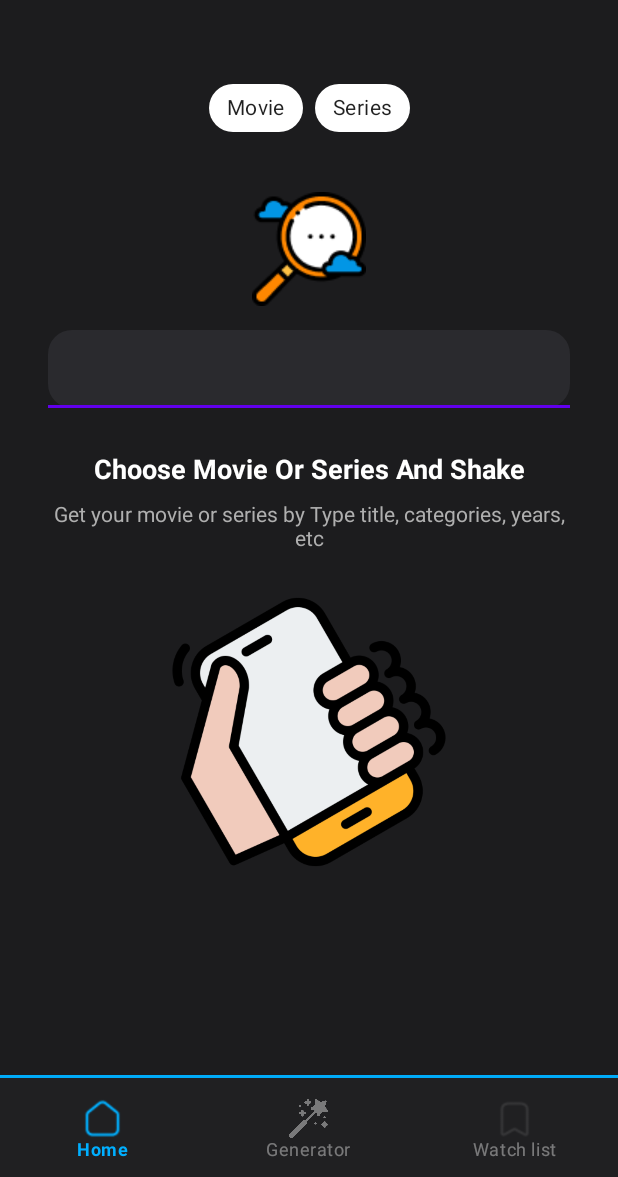
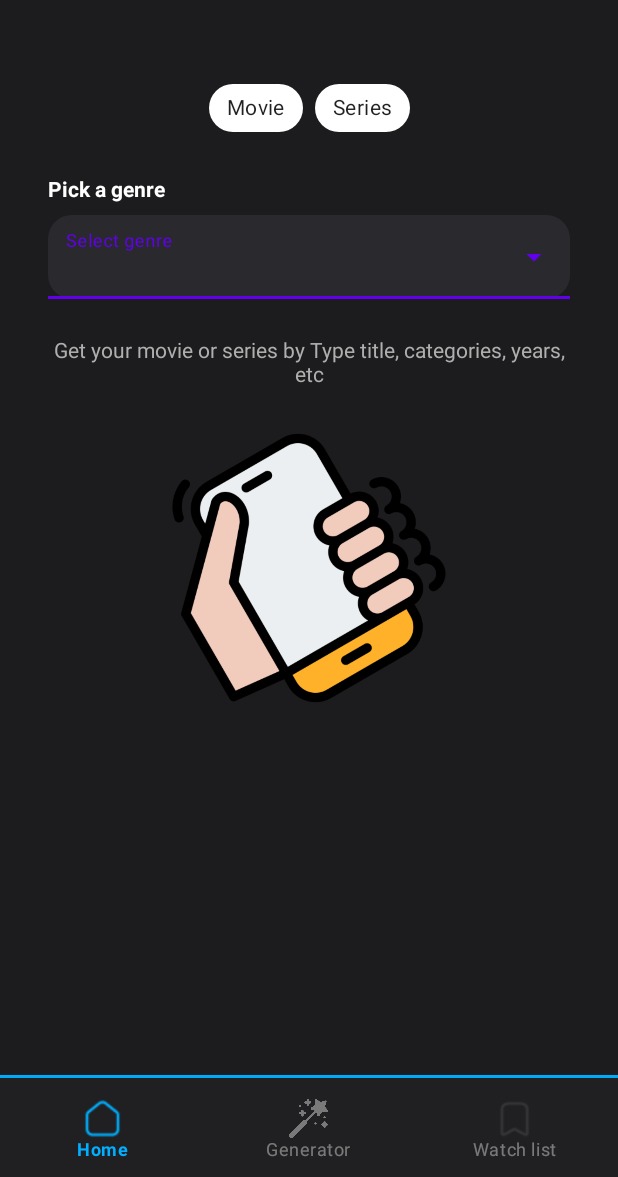
Before and after one commit to bochengpeng/magic_wand, an Android app: the screen it shows after launch (GeneratorActivity), on a phone screen of 412 x 824 dp, the part 59-1236 px from its top. Run offline under Robolectric (Android 15) with nearby library versions, the phone set to English and light mode, and no system bars.

Commit message:
front-end layout adjust

```diff
--- a/MagicWandApp/app/src/main/AndroidManifest.xml
+++ b/MagicWandApp/app/src/main/AndroidManifest.xml
@@ -4,6 +4,7 @@
 
     <uses-permission android:name="android.permission.POST_NOTIFICATIONS" tools:targetApi="33" />
     <uses-permission android:name="android.permission.INTERNET" />
+    <uses-permission android:name="android.permission.VIBRATE" />
 
     <application
         android:allowBackup="true"
@@ -17,9 +18,7 @@
 
         <!-- GeneratorActivity as launcher -->
         <activity android:name=".ResultsActivity" />
-        <activity
-            android:name=".GeneratorActivity"
-            android:exported="true">
+        <activity android:name=".GeneratorActivity" android:exported="true">
             <intent-filter>
                 <action android:name="android.intent.action.MAIN"/>
                 <category android:name="android.intent.category.LAUNCHER"/>
--- a/MagicWandApp/app/src/main/java/com/example/magicwand/ApiModule.kt
+++ b/MagicWandApp/app/src/main/java/com/example/magicwand/ApiModule.kt
@@ -18,7 +18,7 @@ object ApiModule {
         })
         .build()
 
-    // ✅ Create Moshi with the Kotlin adapter
+    // Create Moshi with the Kotlin adapter
     private val moshi = Moshi.Builder()
         .add(KotlinJsonAdapterFactory())
         .build()
--- a/MagicWandApp/app/src/main/java/com/example/magicwand/GeneratorActivity.kt
+++ b/MagicWandApp/app/src/main/java/com/example/magicwand/GeneratorActivity.kt
@@ -10,6 +10,7 @@ import android.hardware.SensorManager
 import android.os.Build
 import android.os.Bundle
 import android.util.Log
+import android.widget.ArrayAdapter
 import android.widget.Toast
 import androidx.activity.result.contract.ActivityResultContracts
 import androidx.appcompat.app.AppCompatActivity
@@ -34,6 +35,11 @@ class GeneratorActivity : AppCompatActivity() {
         super.onCreate(savedInstanceState)
         setContentView(R.layout.activity_home)
 
+        val genreDropdown = findViewById<com.google.android.material.textfield.MaterialAutoCompleteTextView>(R.id.genreDropdown)
+        val genres = resources.getStringArray(R.array.genres_display)
+        val adapter = ArrayAdapter(this, android.R.layout.simple_list_item_1, genres)
+        genreDropdown.setAdapter(adapter)
+
         sensorManager = getSystemService(SENSOR_SERVICE) as SensorManager
         accelSensor = sensorManager.getDefaultSensor(Sensor.TYPE_ACCELEROMETER)
 
@@ -57,7 +63,10 @@ class GeneratorActivity : AppCompatActivity() {
 
         // Create the listener here (no self-reference in a property initializer)
         shakeListener = ShakeListener(
-            onShake = { handleShake() },
+            onShake = {
+                handleShake()
+                Haptics.shakePulse(this@GeneratorActivity)
+                      },
             threshold = 10f,
             cooldownMs = 800L
         )
@@ -83,7 +92,8 @@ class GeneratorActivity : AppCompatActivity() {
 
         lifecycleScope.launch {
             try {
-                val resp = ApiModule.tmdb.getPopularMovies()
+                val randomPage = (1..100).random()
+                val resp = ApiModule.tmdb.getPopularMovies(randomPage)
                 val movie = resp.results.randomOrNull() ?: run {
                     Toast.makeText(this@GeneratorActivity, "No movie found. Try again.", Toast.LENGTH_SHORT).show()
                     isLaunching = false
--- a/MagicWandApp/app/src/main/java/com/example/magicwand/TmdbApi.kt
+++ b/MagicWandApp/app/src/main/java/com/example/magicwand/TmdbApi.kt
@@ -25,14 +25,14 @@ data class Movie(
 interface TmdbApi {
     @GET("movie/popular")
     suspend fun getPopularMovies(
-        @Query("page") page: Int = 1,
+        @Query("page") page: Int = 100,
         @Query("language") language: String = "en-UK"
     ): DiscoverResp
 
     @GET("search/movie")
     suspend fun searchMovies(
         @Query("query") query:String,
-        @Query("page") page:Int = 1,
+        @Query("page") page:Int = 100,
         @Query("language") language:String = "en-UK",
         @Query("include_adult") includeAdult:Boolean = true
     ): DiscoverResp
--- a/MagicWandApp/app/src/main/res/color/bottom_nav_selector.xml
+++ /dev/null
@@ -1,4 +0,0 @@
-<?xml version="1.0" encoding="utf-8"?>
-<selector xmlns:android="http://schemas.android.com/apk/res/android">
-
-</selector>
--- a/MagicWandApp/app/src/main/res/layout/common_bottom_nav.xml
+++ b/MagicWandApp/app/src/main/res/layout/common_bottom_nav.xml
@@ -29,4 +29,5 @@
         app:layout_constraintStart_toStartOf="parent"
         app:layout_constraintEnd_toEndOf="parent"
         app:layout_constraintBottom_toBottomOf="parent"/>
+
 </merge>
--- a/MagicWandApp/app/src/main/res/layout/common_header.xml
+++ b/MagicWandApp/app/src/main/res/layout/common_header.xml
@@ -27,4 +27,5 @@
         app:layout_constraintTop_toTopOf="parent"
         app:layout_constraintStart_toStartOf="parent"
         app:layout_constraintEnd_toEndOf="parent"/>
+
 </merge>
--- a/MagicWandApp/app/src/main/res/layout/section_generator.xml
+++ b/MagicWandApp/app/src/main/res/layout/section_generator.xml
@@ -2,6 +2,7 @@
 <androidx.constraintlayout.widget.ConstraintLayout
     xmlns:android="http://schemas.android.com/apk/res/android"
     xmlns:app="http://schemas.android.com/apk/res-auto"
+    xmlns:tools="http://schemas.android.com/tools"
     android:layout_width="match_parent"
     android:layout_height="wrap_content"
     android:paddingStart="16dp"
@@ -41,74 +42,60 @@
             app:chipBackgroundColor="@drawable/toggle_chip_bg" />
     </com.google.android.material.chip.ChipGroup>
 
-    <!-- Search Illustration -->
-    <ImageView
-        android:id="@+id/illustrationSearch"
-        android:layout_width="wrap_content"
+    <!-- Genre Dropdown Section -->
+    <TextView
+        android:id="@+id/labelGenres"
+        android:layout_width="0dp"
         android:layout_height="wrap_content"
-        android:layout_marginTop="32dp"
-        android:contentDescription="@string/search"
-        android:scaleType="fitCenter"
+        android:layout_marginTop="20dp"
+        android:text="@string/pick_genre"
+        android:textColor="@android:color/white"
+        android:textStyle="bold"
         app:layout_constraintTop_toBottomOf="@id/toggleGroup"
         app:layout_constraintStart_toStartOf="parent"
-        app:layout_constraintEnd_toEndOf="parent"
-        app:srcCompat="@drawable/ic_search_glass" />
+        app:layout_constraintEnd_toEndOf="parent" />
 
-    <!-- Search Field -->
     <com.google.android.material.textfield.TextInputLayout
-        android:id="@+id/searchLayout"
-        style="@style/Widget.MaterialComponents.TextInputLayout.FilledBox"
+        android:id="@+id/genreDropdownLayout"
+        style="@style/Widget.MaterialComponents.TextInputLayout.FilledBox.ExposedDropdownMenu"
         android:layout_width="0dp"
         android:layout_height="wrap_content"
-        android:layout_marginTop="16dp"
+        android:layout_marginTop="8dp"
         app:boxBackgroundColor="#2A2A2E"
         app:boxCornerRadiusTopStart="16dp"
         app:boxCornerRadiusTopEnd="16dp"
         app:boxCornerRadiusBottomStart="16dp"
         app:boxCornerRadiusBottomEnd="16dp"
-        app:hintTextColor="@color/secondary_text"
-        app:layout_constraintTop_toBottomOf="@id/illustrationSearch"
+        app:layout_constraintTop_toBottomOf="@id/labelGenres"
         app:layout_constraintStart_toStartOf="parent"
         app:layout_constraintEnd_toEndOf="parent">
 
-        <com.google.android.material.textfield.TextInputEditText
-            android:id="@+id/inputSearch"
+        <com.google.android.material.textfield.MaterialAutoCompleteTextView
+            android:id="@+id/genreDropdown"
             android:layout_width="match_parent"
-            android:layout_height="52dp"
-            android:hint="@string/romantic"
+            android:layout_height="wrap_content"
+            android:hint="@string/select_genre"
+            android:inputType="none"
             android:textColor="@android:color/white"
             android:textColorHint="#AAAAAA"
-            android:inputType="text"/>
+            android:paddingStart="12dp"
+            android:paddingEnd="12dp" />
     </com.google.android.material.textfield.TextInputLayout>
 
-    <!-- Headline -->
-    <TextView
-        android:id="@+id/headline"
-        android:layout_width="0dp"
-        android:layout_height="wrap_content"
-        android:layout_marginTop="28dp"
-        android:text="@string/choose_movie_or_series_and_shake"
-        android:textColor="@android:color/white"
-        android:textStyle="bold"
-        android:textSize="18sp"
-        android:gravity="center"
-        app:layout_constraintTop_toBottomOf="@id/searchLayout"
-        app:layout_constraintStart_toStartOf="parent"
-        app:layout_constraintEnd_toEndOf="parent"/>
 
     <!-- Subhead -->
     <TextView
         android:id="@+id/subhead"
         android:layout_width="0dp"
         android:layout_height="wrap_content"
-        android:layout_marginTop="8dp"
+        android:layout_marginTop="24dp"
+        android:gravity="center"
         android:text="@string/get_your_movie_or_series_by_type_title_categories_years_etc"
         android:textColor="#AFAFAF"
         android:textSize="14sp"
-        android:gravity="center"
-        app:layout_constraintTop_toBottomOf="@id/headline"
+        app:layout_constraintTop_toBottomOf="@id/genreDropdownLayout"
         app:layout_constraintStart_toStartOf="parent"
-        app:layout_constraintEnd_toEndOf="parent"/>
+        app:layout_constraintEnd_toEndOf="parent" />
 
     <!-- Shake Illustration -->
     <ImageView
--- /dev/null
+++ b/MagicWandApp/app/src/main/res/values/arrays.xml
@@ -0,0 +1,4 @@
+<?xml version="1.0" encoding="utf-8"?>
+<resources>
+    <string-array name="default_year_values" />
+</resources>
--- a/MagicWandApp/app/src/main/res/values/strings.xml
+++ b/MagicWandApp/app/src/main/res/values/strings.xml
@@ -12,4 +12,19 @@
     <string name="get_your_movie_or_series_by_type_title_categories_years_etc">Get your movie or series by Type title, categories, years, etc</string>
     <string name="shake_again">Shake Again</string>
     <string name="clear">Clear</string>
+    <string name="pick_genre">Pick a genre</string>
+    <string name="select_genre">Select genre</string>
+    <string-array name="genres_display">
+        <item>Any</item>
+        <item>Action</item>
+        <item>Comedy</item>
+        <item>Romance</item>
+        <item>Horror</item>
+        <item>Drama</item>
+        <item>Thriller</item>
+        <item>Sci-Fi</item>
+        <item>Animation</item>
+        <item>Family</item>
+    </string-array>
+
 </resources>
```
Also changed, not shown: MagicWandApp/app/src/main/java/com/example/magicwand/Haptics.kt (added, +48 -0 lines).
